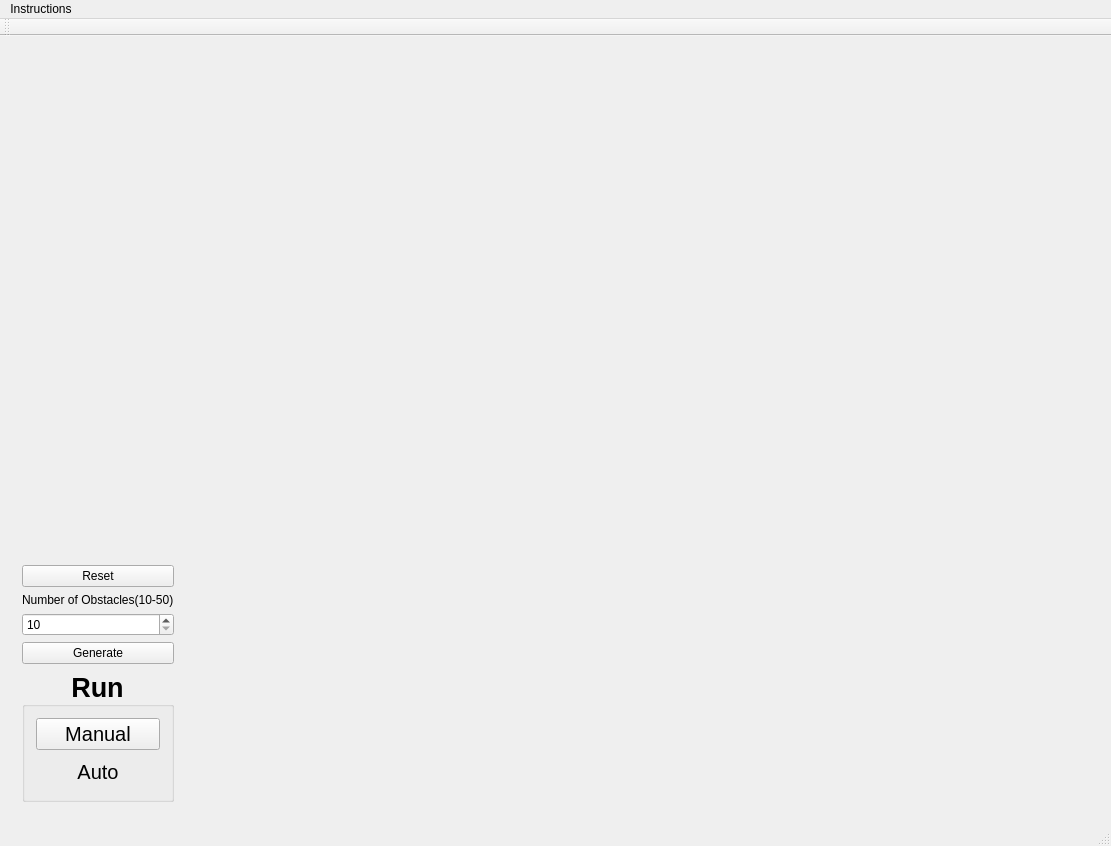
Old version of the form mainwindow.ui in the repository dcrich/pathfinder.
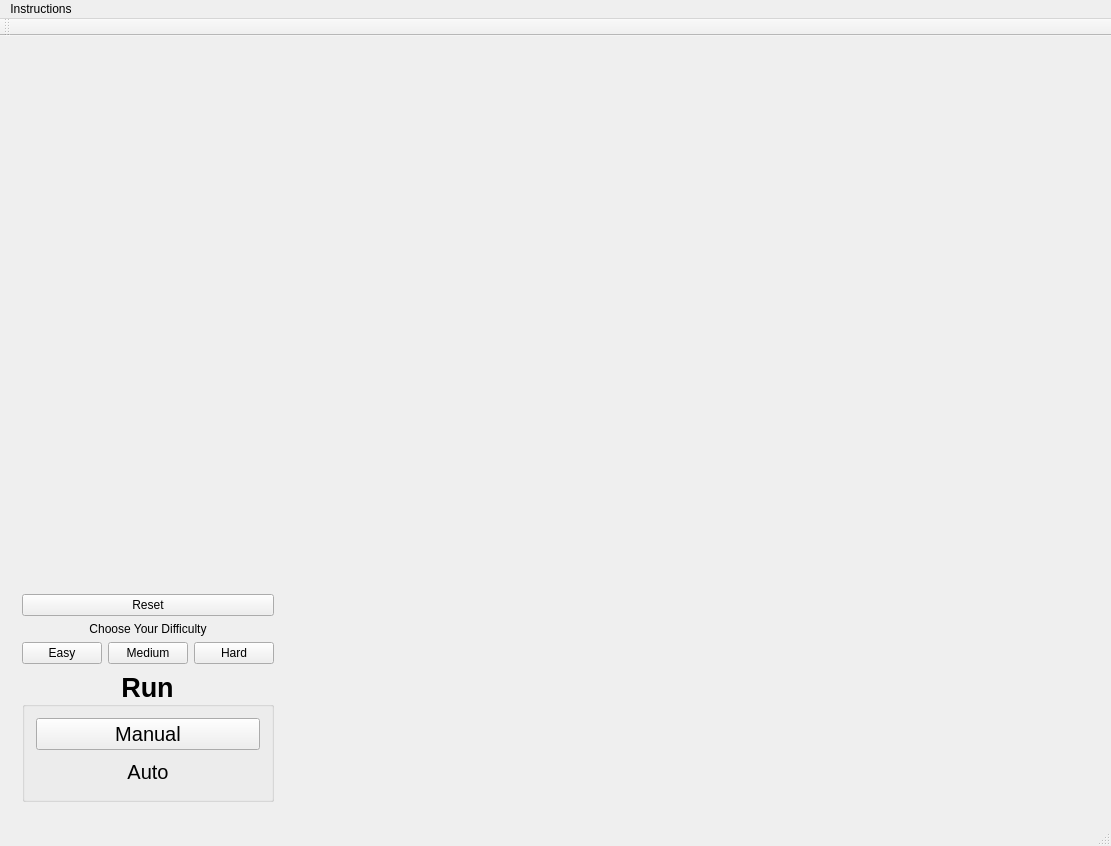
New version of the form. Custom widgets are drawn as their Qt base class.

Diff of the .ui file:
```diff
--- a/mainwindow.ui
+++ b/mainwindow.ui
@@ -43,26 +43,37 @@
          <item>
           <widget class="QLabel" name="label_2">
            <property name="text">
-            <string>Number of Obstacles(10-50)</string>
+            <string>Choose Your Difficulty</string>
            </property>
+           <property name="alignment">
+            <set>Qt::AlignCenter</set>
+           </property>
           </widget>
          </item>
          <item>
-          <widget class="QSpinBox" name="numObstacles">
-           <property name="minimum">
-            <number>10</number>
-           </property>
-           <property name="maximum">
-            <number>50</number>
+          <layout class="QGridLayout" name="gridLayout_11">
+           <item row="0" column="1">
+            <widget class="QPushButton" name="bMedium">
+             <property name="text">
+              <string>Medium</string>
+             </property>
+            </widget>
+           </item>
+           <item row="0" column="2">
+            <widget class="QPushButton" name="bHard">
+             <property name="text">
+              <string>Hard</string>
            </property>
           </widget>
          </item>
-         <item>
-          <widget class="QPushButton" name="bGenerate">
+           <item row="0" column="0">
+            <widget class="QPushButton" name="bEasy">
            <property name="text">
-            <string>Generate</string>
-           </property>
-          </widget>
+              <string>Easy</string>
+             </property>
+            </widget>
+           </item>
+          </layout>
          </item>
          <item>
           <layout class="QHBoxLayout" name="horizontalLayout">
```
Lines whose indentation alone changed are shown as unchanged.
